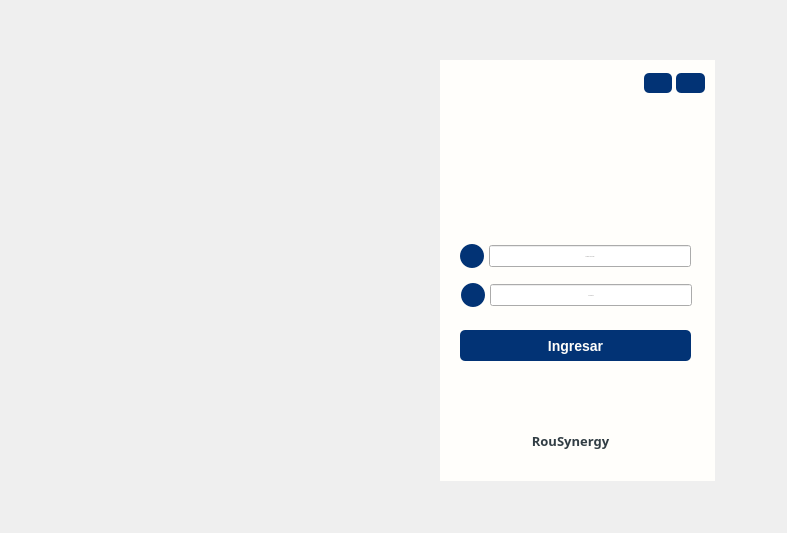
LAngelVp/TuleVenta, file app/View/UserInterfaceUi/UI_INICIO_SESION.ui: the form before one commit.
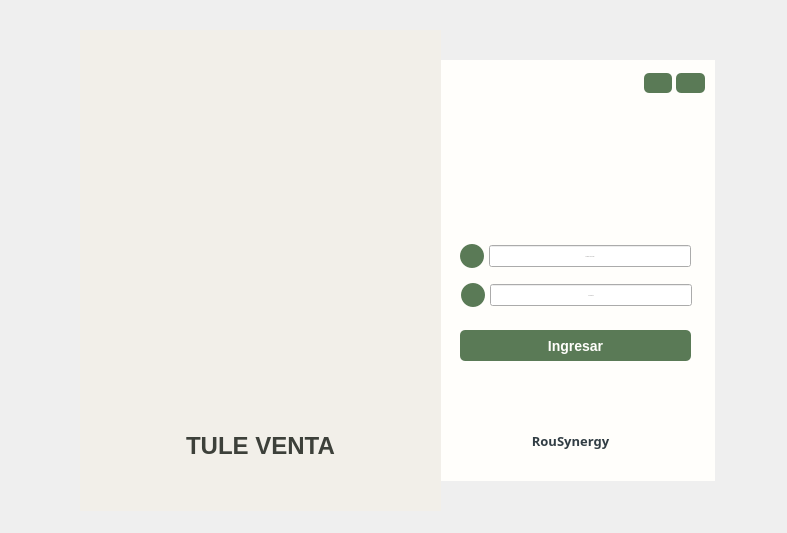
The form after the commit. Icons and pictures are not drawn.

```diff
--- a/app/View/UserInterfaceUi/UI_INICIO_SESION.ui
+++ b/app/View/UserInterfaceUi/UI_INICIO_SESION.ui
@@ -44,7 +44,13 @@
 border-top-right-radius: 25px;
 }
 #imgFormulario{
-	border-image: url(:/logos/Icons/logos/cuadrado_fondo.png);
+	border-image: url(:/logos/Icons/logos/logotipoSinFondo.png);
+	background-color: rgb(242, 239, 233);
+}
+#etiqueta_nombreSistema{
+	font-size:24px;
+	font-weight: bold;
+	color: #3D403A;
 }
 #img_Login{
 	image: url(:/Icons/IconosSVG/security.png);
@@ -68,7 +74,7 @@
 	border-bottom: 1px solid rgb(0, 74, 173);
 }
 QPushButton{
-background-color: #023375;
+background-color: #5A7A56;
 font-size:14px;
 color:#fffefb;
 font-weight:bold;
@@ -91,7 +97,7 @@
 
 }
 #img_User{
-	background-color: rgb(2, 51, 117);
+	background-color: #5A7A56;
 	image: url(:/iconosBlancos/Icons/iconos/Blanco/datos_usuario.svg);
 	border-radius: 12px;
 	min-width: 20px;
@@ -99,7 +105,7 @@
 	padding: 2px;
 }
 #img_Password{
-	background-color: rgb(2, 51, 117);
+	background-color: #5A7A56;
 	image: url(:/iconosBlancos/Icons/iconos/Blanco/password_blanco.svg);
 	border-radius: 12px;
 	min-width: 20px;
@@ -525,6 +531,22 @@
     <bool>false</bool>
    </property>
   </widget>
+  <widget class="QLabel" name="etiqueta_nombreSistema">
+   <property name="geometry">
+    <rect>
+     <x>180</x>
+     <y>430</y>
+     <width>161</width>
+     <height>31</height>
+    </rect>
+   </property>
+   <property name="text">
+    <string>TULE VENTA</string>
+   </property>
+   <property name="alignment">
+    <set>Qt::AlignmentFlag::AlignCenter</set>
+   </property>
+  </widget>
  </widget>
  <tabstops>
   <tabstop>txt_User</tabstop>
```
Left out of the diff: 4 changed lines with no effect on the pictures.
